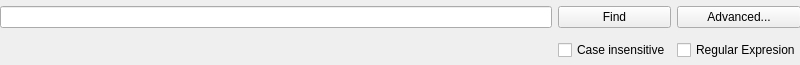
This is src/gui/SimpleSearch.ui in ctSkennerton/pygmy as Qt 5 draws it before an edit. The edited form follows.
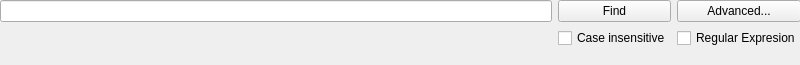
This is the edited form.

The edit to the form file:
```diff
--- a/src/gui/SimpleSearch.ui
+++ b/src/gui/SimpleSearch.ui
@@ -10,6 +10,12 @@
     <height>65</height>
    </rect>
   </property>
+  <property name="sizePolicy">
+   <sizepolicy hsizetype="MinimumExpanding" vsizetype="Preferred">
+    <horstretch>0</horstretch>
+    <verstretch>0</verstretch>
+   </sizepolicy>
+  </property>
   <property name="minimumSize">
    <size>
     <width>300</width>
@@ -29,10 +35,13 @@
     </rect>
    </property>
    <layout class="QGridLayout" name="gridLayout">
+    <property name="sizeConstraint">
+     <enum>QLayout::SetMinAndMaxSize</enum>
+    </property>
     <item row="0" column="0">
      <widget class="QLineEdit" name="lineEdit">
       <property name="sizePolicy">
-       <sizepolicy hsizetype="Expanding" vsizetype="Fixed">
+       <sizepolicy hsizetype="MinimumExpanding" vsizetype="Fixed">
         <horstretch>0</horstretch>
         <verstretch>0</verstretch>
        </sizepolicy>
```
